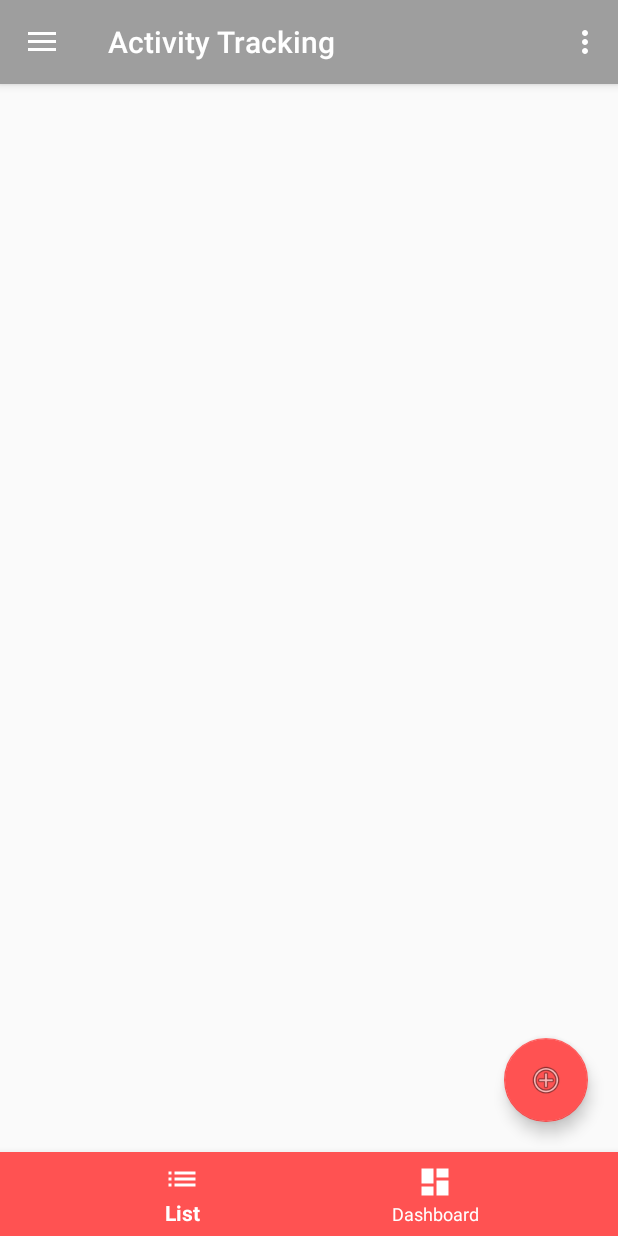
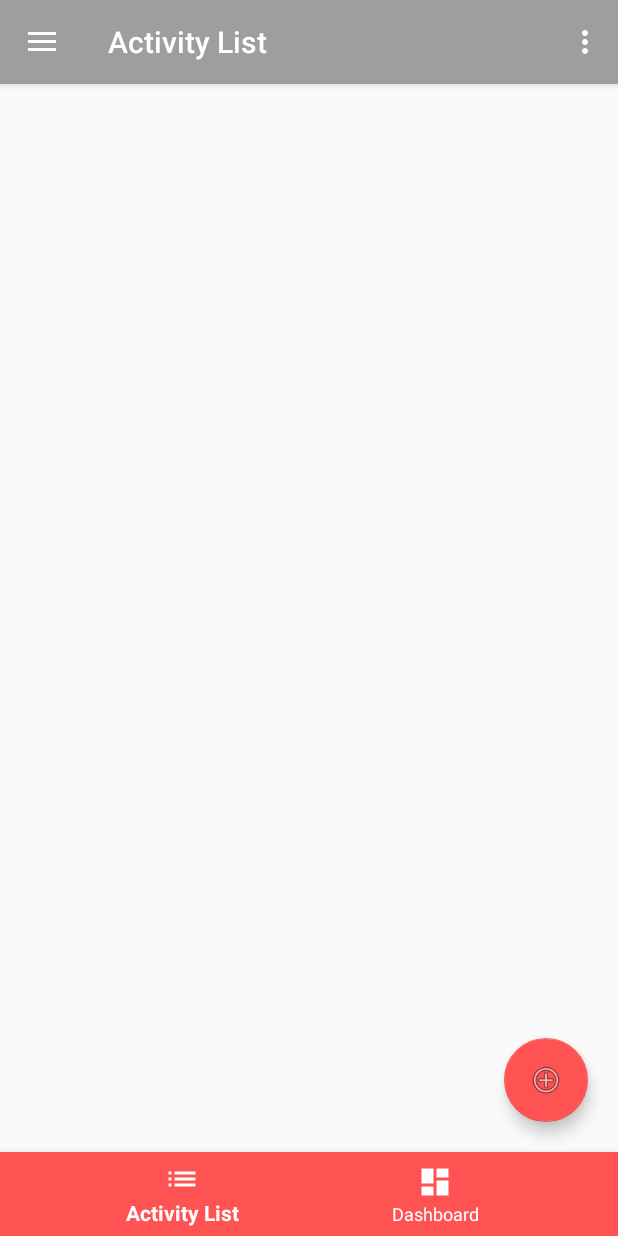
Before and after one commit to GeyanHuang/GroupProject, an Android app: the fragment FragmentNavBot placed in its activity, after a tap on an icon or button, on a phone screen of 412 x 824 dp. Run offline under Robolectric (Android 15) with nearby library versions, the phone set to English and light mode, and no system bars; 1 other tap on this screen came first.

Commit message:
Commit By Geyan Huang

```diff
--- a/app/src/main/java/cst2335/groupproject/PkgActivity/ActivityFragment.java
+++ b/app/src/main/java/cst2335/groupproject/PkgActivity/ActivityFragment.java
@@ -275,6 +275,6 @@ public class ActivityFragment extends Fragment {
     @Override
     public void onResume() {
         super.onResume();
-        ((AppCompatActivity) getActivity()).getSupportActionBar().setTitle(R.string.menu_activity);
+        ((AppCompatActivity) getActivity()).getSupportActionBar().setTitle(R.string.activity_nav_bot_list);
     }
 }
--- a/app/src/main/java/cst2335/groupproject/PkgActivity/FragmentNavBot.java
+++ b/app/src/main/java/cst2335/groupproject/PkgActivity/FragmentNavBot.java
@@ -6,6 +6,7 @@ import android.support.annotation.NonNull;
 import android.support.annotation.Nullable;
 import android.support.design.widget.BottomNavigationView;
 import android.support.v4.app.Fragment;
+import android.support.v7.app.AppCompatActivity;
 import android.view.LayoutInflater;
 import android.view.MenuItem;
 import android.view.View;
@@ -55,4 +56,10 @@ public class FragmentNavBot extends Fragment {
             }
         });
     }
+
+    @Override
+    public void onResume() {
+        super.onResume();
+        ((AppCompatActivity) getActivity()).getSupportActionBar().setTitle(R.string.menu_activity);
+    }
 }
--- a/app/src/main/res/values/strings.xml
+++ b/app/src/main/res/values/strings.xml
@@ -62,6 +62,6 @@
     <string name="activity_type_bike">Biking</string>
     <string name="activity_type_swim">Swimming</string>
     <string name="activity_type_skate">Skating</string>
-    <string name="activity_nav_bot_list">List</string>
+    <string name="activity_nav_bot_list">Activity List</string>
     <string name="activity_nav_bot_dashboard">Dashboard</string>
 </resources>
```
Also changed, not shown: 1 other file.
